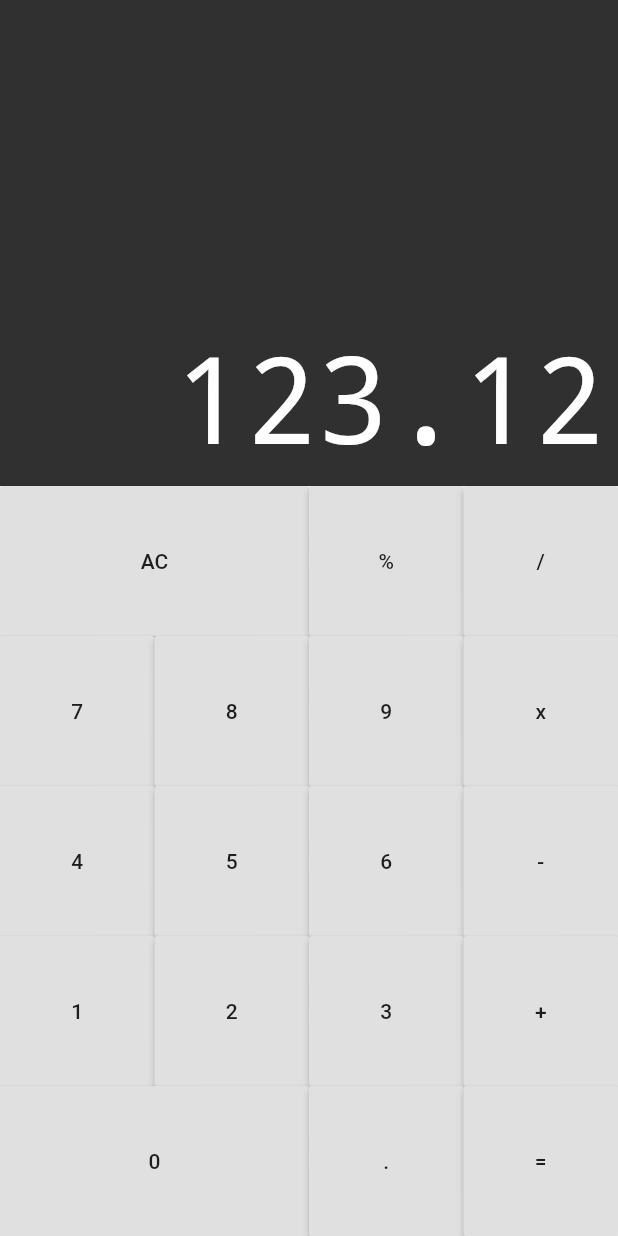
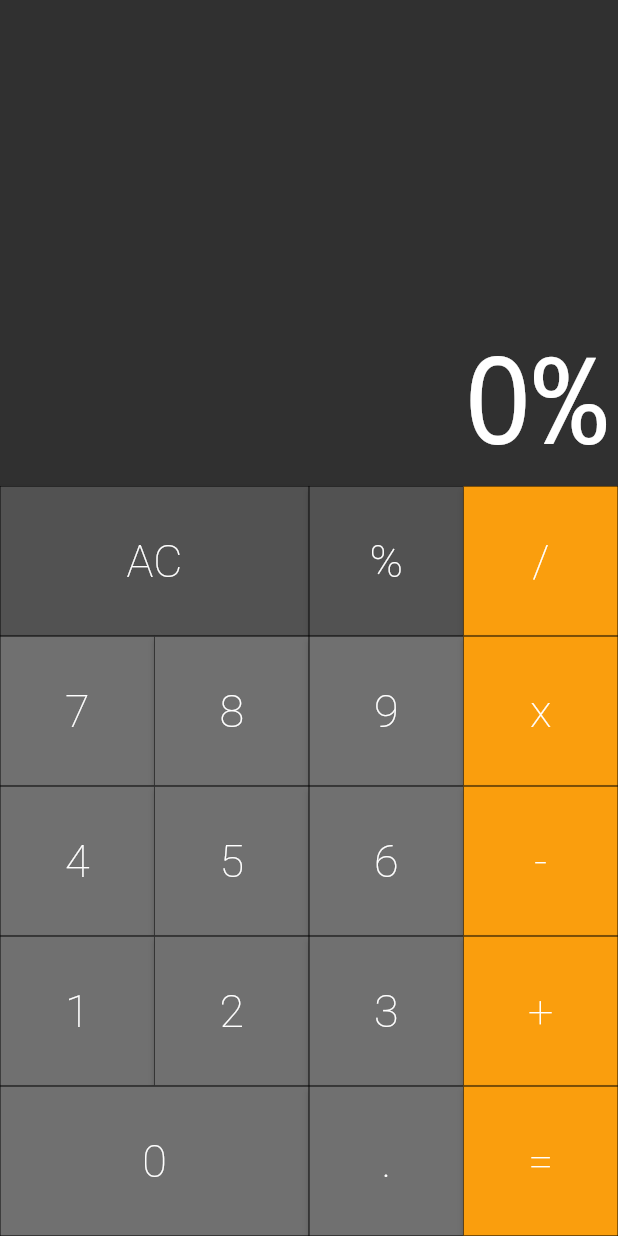
Before and after one commit to gilmar-oliveira/flutter-calc, a Flutter app: the screen it shows after launch, after a tap on an icon or button, on a phone screen of 412 x 824 dp. Run offline on Flutter 3.47's test engine with Material 2 defaults, Android fonts, the phone set to English and light mode, and no system bars; drawn by our look-alikes of auto_size_text.

Commit message:
finish UI

```diff
--- /dev/null
+++ b/lib/business/calculator_logic.dart
@@ -0,0 +1,19 @@
+class CalculatorLogic {
+  String _value = '0';
+
+  void applyCommand(String command) {
+    if (command == 'AC') {
+      _allClear();
+    } else {
+      _value += command;
+    }
+  }
+
+  _allClear() {
+    _value = '0';
+  }
+
+  String get value {
+    return _value;
+  }
+}
--- a/lib/components/button.dart
+++ b/lib/components/button.dart
@@ -1,18 +1,31 @@
 import 'package:flutter/material.dart';
 
 class Button extends StatelessWidget {
+  static const DARK = Color.fromRGBO(82, 82, 82, 1);
+  static const DEFAULT = Color.fromRGBO(112, 112, 112, 1);
+  static const OPERATION = Color.fromRGBO(250, 158, 13, 1);
+
   final String text;
   final int flex;
+  final color;
+  final void Function(String) cb;
 
-  Button([this.text, this.flex = 1]);
+  Button({this.text, this.flex = 1, this.color = DEFAULT, @required this.cb});
 
   @override
   Widget build(BuildContext context) {
     return Expanded(
       flex: this.flex,
       child: RaisedButton(
-        onPressed: () {},
-        child: Text(this.text),
+        onPressed: () => cb(text),
+        shape: RoundedRectangleBorder(
+            side: BorderSide(width: 0.3, color: Colors.black)),
+        color: this.color,
+        child: Text(this.text,
+            style: TextStyle(
+                fontSize: 30,
+                fontWeight: FontWeight.w200,
+                color: Colors.white)),
       ),
     );
   }
--- a/lib/components/keyboard.dart
+++ b/lib/components/keyboard.dart
@@ -3,17 +3,43 @@ import 'package:meuapp/components/button.dart';
 import 'package:meuapp/components/button_row.dart';
 
 class Keyboard extends StatelessWidget {
+  final void Function(String) cb;
+  Keyboard(this.cb);
+
   @override
   Widget build(BuildContext context) {
     return Container(
       height: 500,
       child: Column(
         children: <Widget>[
-          ButtonRow([Button('AC', 2), Button('%'), Button('/')]),
-          ButtonRow([Button('7'), Button('8'), Button('9'), Button('x')]),
-          ButtonRow([Button('4'), Button('5'), Button('6'), Button('-')]),
-          ButtonRow([Button('1'), Button('2'), Button('3'), Button('+')]),
-          ButtonRow([Button('0', 2), Button('.'), Button('=')]),
+          ButtonRow([
+            Button(text: 'AC', flex: 2, color: Button.DARK, cb: cb),
+            Button(text: '%', color: Button.DARK, cb: cb),
+            Button(text: '/', color: Button.OPERATION, cb: cb)
+          ]),
+          ButtonRow([
+            Button(text: '7', cb: cb),
+            Button(text: '8', cb: cb),
+            Button(text: '9', cb: cb),
+            Button(text: 'x', color: Button.OPERATION, cb: cb)
+          ]),
+          ButtonRow([
+            Button(text: '4', cb: cb),
+            Button(text: '5', cb: cb),
+            Button(text: '6', cb: cb),
+            Button(text: '-', color: Button.OPERATION, cb: cb)
+          ]),
+          ButtonRow([
+            Button(text: '1', cb: cb),
+            Button(text: '2', cb: cb),
+            Button(text: '3', cb: cb),
+            Button(text: '+', color: Button.OPERATION, cb: cb)
+          ]),
+          ButtonRow([
+            Button(text: '0', flex: 2, cb: cb),
+            Button(text: '.', cb: cb),
+            Button(text: '=', color: Button.OPERATION, cb: cb)
+          ]),
         ],
       ),
     );
--- a/lib/screens/calculator.dart
+++ b/lib/screens/calculator.dart
@@ -1,13 +1,34 @@
 import 'package:flutter/material.dart';
+import 'package:flutter/services.dart';
+import 'package:meuapp/business/calculator_logic.dart';
 import '../components/display.dart';
 import '../components/keyboard.dart';
 
-class Calculator extends StatelessWidget {
+class Calculator extends StatefulWidget {
+  @override
+  _CalculatorState createState() => _CalculatorState();
+}
+
+class _CalculatorState extends State<Calculator> {
+  final CalculatorLogic logic = CalculatorLogic();
+
+  _onPressed(String command) {
+    print(command);
+    setState(() {
+      logic.applyCommand(command);
+    });
+  }
+
   @override
   Widget build(BuildContext context) {
+    SystemChrome.setPreferredOrientations([
+      DeviceOrientation.portraitUp,
+    ]);
+
     return MaterialApp(
-        home: Column(
-      children: <Widget>[Display('123.12'), Keyboard()],
-    ));
+        home: Column(children: <Widget>[
+      Display(logic.value),
+      Keyboard(_onPressed),
+    ]));
   }
 }
```
